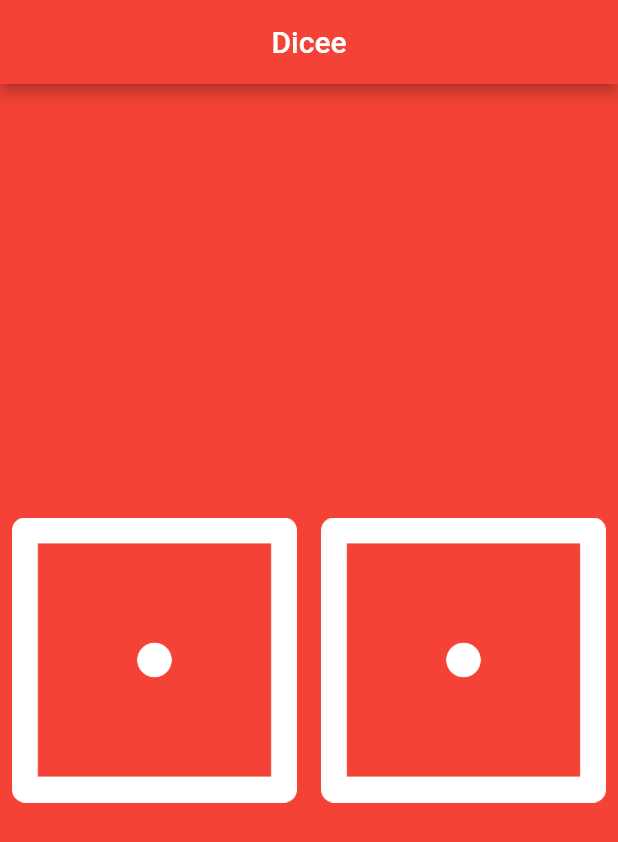
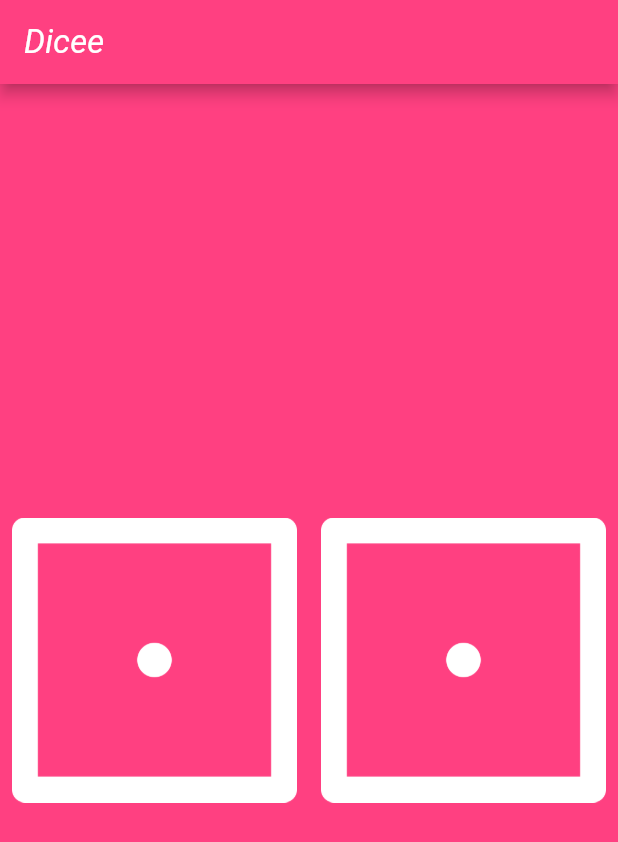
Before and after one commit to imobasshir/dice_rolling, a Flutter app: the screen it shows after launch, on a phone screen of 412 x 824 dp. Shown: the top 842 px of the screen. Run offline on Flutter 3.47's test engine with Material 2 defaults, Android fonts, the light colour scheme and no system bars.

Commit message:
styling done

```diff
--- a/lib/main.dart
+++ b/lib/main.dart
@@ -13,11 +13,16 @@ class MyApp extends StatelessWidget {
     return MaterialApp(
       home: Scaffold(
         appBar: AppBar(
-          centerTitle: true,
-          title: Text('Dicee'),
-          backgroundColor: Colors.red,
+          title: Text('Dicee',
+            style: TextStyle(
+              fontWeight: FontWeight.w400,
+              fontSize: 22.0,
+              fontStyle: FontStyle.italic,
+            ),
+          ),
+          backgroundColor: Colors.pinkAccent,
         ),
-        backgroundColor: Colors.red,
+        backgroundColor: Colors.pinkAccent,
         body: DiceRoll(),
       ),
     );
@@ -34,6 +39,11 @@ class DiceRoll extends StatefulWidget {
 class _DiceRollState extends State<DiceRoll> {
   var leftDiceNumber = 1;
   var rightDiceNumber = 1;
+  dicePressed() {
+    leftDiceNumber = Random().nextInt(6) + 1;
+    rightDiceNumber = Random().nextInt(6) + 1;
+  }
+
   @override
   Widget build(BuildContext context) {
     return Center(
@@ -43,8 +53,7 @@ class _DiceRollState extends State<DiceRoll> {
             child: TextButton(
               onPressed: () {
                 setState(() {
-                  leftDiceNumber = Random().nextInt(6) + 1;
-                  rightDiceNumber = Random().nextInt(6) + 1;
+                  dicePressed();
                 });
               },
               child: Image.asset('images/dice$leftDiceNumber.png'),
@@ -54,8 +63,7 @@ class _DiceRollState extends State<DiceRoll> {
             child: TextButton(
               onPressed: () {
                 setState(() {
-                  leftDiceNumber = Random().nextInt(6) + 1;
-                  rightDiceNumber = Random().nextInt(6) + 1;
+                  dicePressed();
                 });
               },
               child: Image.asset('images/dice$rightDiceNumber.png'),
```
